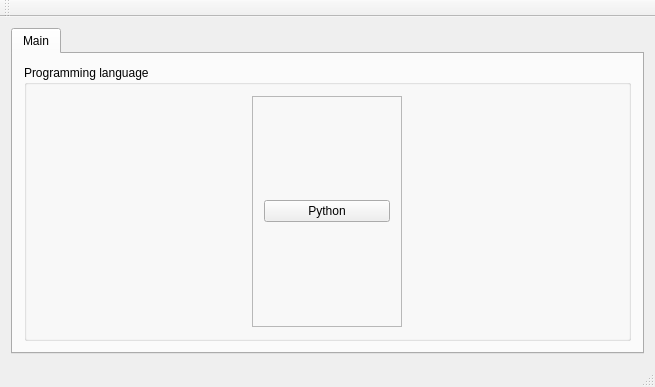
Before: the Qt Designer form ui/mainform.ui in juliendz/regex-ace, drawn with Qt 5.
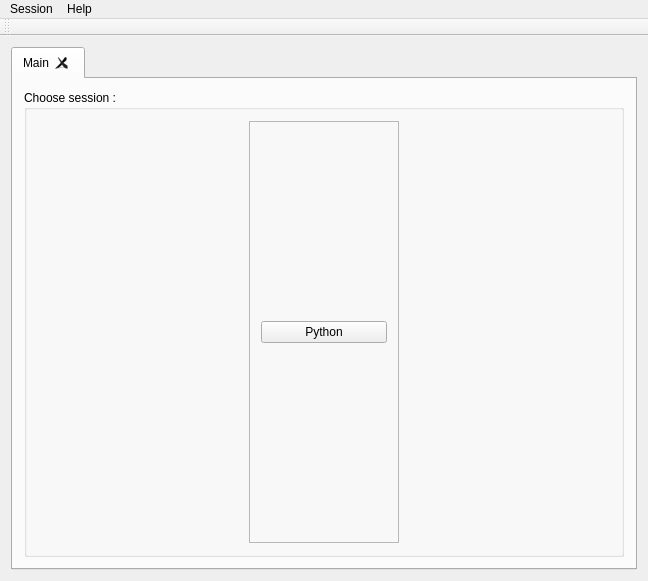
After: the same form once the commit is applied. Icons and pictures are not drawn.

```diff
--- a/ui/mainform.ui
+++ b/ui/mainform.ui
@@ -6,8 +6,8 @@
    <rect>
     <x>0</x>
     <y>0</y>
-    <width>655</width>
-    <height>387</height>
+    <width>648</width>
+    <height>581</height>
    </rect>
   </property>
   <property name="windowTitle">
@@ -20,6 +20,12 @@
       <property name="currentIndex">
        <number>0</number>
       </property>
+      <property name="tabsClosable">
+       <bool>true</bool>
+      </property>
+      <property name="movable">
+       <bool>true</bool>
+      </property>
       <widget class="QWidget" name="tab_Main">
        <attribute name="title">
         <string>Main</string>
@@ -28,7 +34,7 @@
         <item>
          <widget class="QGroupBox" name="groupBox">
           <property name="title">
-           <string>Programming language</string>
+           <string>Choose session : </string>
           </property>
           <layout class="QGridLayout" name="gridLayout_2">
            <item row="0" column="0">
@@ -70,10 +76,32 @@
     <rect>
      <x>0</x>
      <y>0</y>
-     <width>655</width>
+     <width>648</width>
      <height>21</height>
     </rect>
    </property>
+   <widget class="QMenu" name="menuSession">
+    <property name="title">
+     <string>Session</string>
+    </property>
+    <widget class="QMenu" name="menuNew_session">
+     <property name="title">
+      <string>New session</string>
+     </property>
+     <addaction name="actionPython"/>
+    </widget>
+    <addaction name="menuNew_session"/>
+    <addaction name="separator"/>
+    <addaction name="actionExit"/>
+   </widget>
+   <widget class="QMenu" name="menuHelp">
+    <property name="title">
+     <string>Help</string>
+    </property>
+    <addaction name="actionAbout_RegexAce"/>
+   </widget>
+   <addaction name="menuSession"/>
+   <addaction name="menuHelp"/>
   </widget>
   <widget class="QToolBar" name="mainToolBar">
    <attribute name="toolBarArea">
@@ -83,7 +111,21 @@
     <bool>false</bool>
    </attribute>
   </widget>
-  <widget class="QStatusBar" name="statusBar"/>
+  <action name="actionPython">
+   <property name="text">
+    <string>Python</string>
+   </property>
+  </action>
+  <action name="actionExit">
+   <property name="text">
+    <string>Exit</string>
+   </property>
+  </action>
+  <action name="actionAbout_RegexAce">
+   <property name="text">
+    <string>About RegexAce</string>
+   </property>
+  </action>
  </widget>
  <layoutdefault spacing="6" margin="11"/>
  <resources/>
```
Left out of the diff: 10 changed lines with no effect on the pictures.
